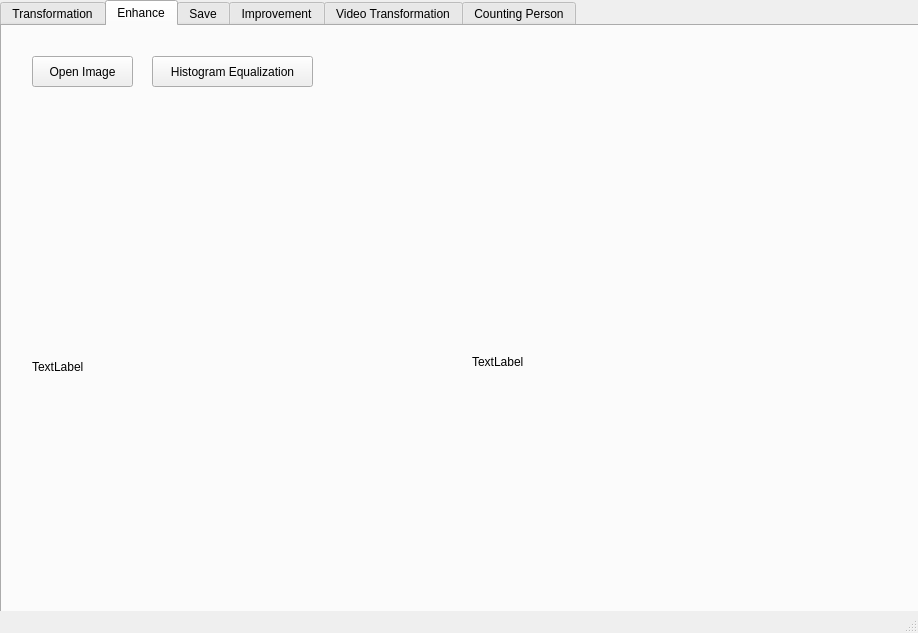
Qt form image_processing_app.ui (soyoung125/MultimediaProcessingTool) before a commit.
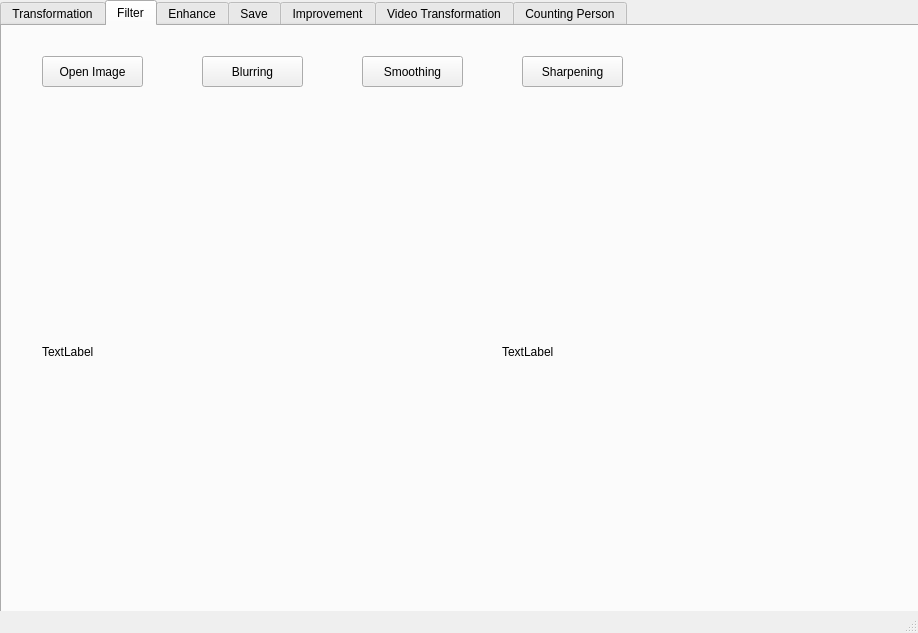
The same form after that commit.

Commit message: [최희정] FilterTap

```diff
--- a/image_processing_app.ui
+++ b/image_processing_app.ui
@@ -141,6 +141,89 @@
       </property>
      </widget>
     </widget>
+    <widget class="QWidget" name="tab_7">
+     <attribute name="title">
+      <string>Filter</string>
+     </attribute>
+     <widget class="QPushButton" name="btnFilterOpenImage">
+      <property name="geometry">
+       <rect>
+        <x>40</x>
+        <y>30</y>
+        <width>101</width>
+        <height>31</height>
+       </rect>
+      </property>
+      <property name="text">
+       <string>Open Image</string>
+      </property>
+     </widget>
+     <widget class="QPushButton" name="btnBlur">
+      <property name="geometry">
+       <rect>
+        <x>200</x>
+        <y>30</y>
+        <width>101</width>
+        <height>31</height>
+       </rect>
+      </property>
+      <property name="text">
+       <string>Blurring</string>
+      </property>
+     </widget>
+     <widget class="QPushButton" name="btnSmoothing">
+      <property name="geometry">
+       <rect>
+        <x>360</x>
+        <y>30</y>
+        <width>101</width>
+        <height>31</height>
+       </rect>
+      </property>
+      <property name="text">
+       <string>Smoothing</string>
+      </property>
+     </widget>
+     <widget class="QPushButton" name="btnSharpening">
+      <property name="geometry">
+       <rect>
+        <x>520</x>
+        <y>30</y>
+        <width>101</width>
+        <height>31</height>
+       </rect>
+      </property>
+      <property name="text">
+       <string>Sharpening</string>
+      </property>
+     </widget>
+     <widget class="QLabel" name="lblImage1_F">
+      <property name="geometry">
+       <rect>
+        <x>40</x>
+        <y>110</y>
+        <width>331</width>
+        <height>431</height>
+       </rect>
+      </property>
+      <property name="text">
+       <string>TextLabel</string>
+      </property>
+     </widget>
+     <widget class="QLabel" name="lblImage2_F">
+      <property name="geometry">
+       <rect>
+        <x>500</x>
+        <y>110</y>
+        <width>331</width>
+        <height>431</height>
+       </rect>
+      </property>
+      <property name="text">
+       <string>TextLabel</string>
+      </property>
+     </widget>
+    </widget>
     <widget class="QWidget" name="tab_2">
      <attribute name="title">
       <string>Enhance</string>
@@ -163,8 +246,8 @@
        <rect>
         <x>30</x>
         <y>120</y>
-        <width>351</width>
-        <height>441</height>
+        <width>350</width>
+        <height>440</height>
        </rect>
       </property>
       <property name="text">
@@ -176,8 +259,8 @@
        <rect>
         <x>470</x>
         <y>120</y>
-        <width>361</width>
-        <height>431</height>
+        <width>350</width>
+        <height>440</height>
        </rect>
       </property>
       <property name="text">
```
The commit also changes 1 other file.
